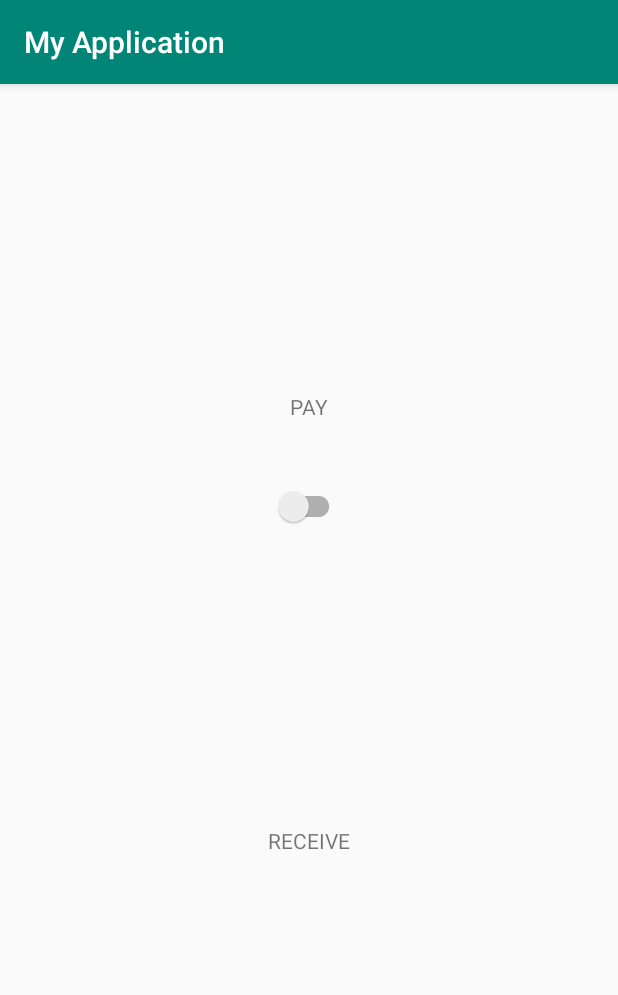
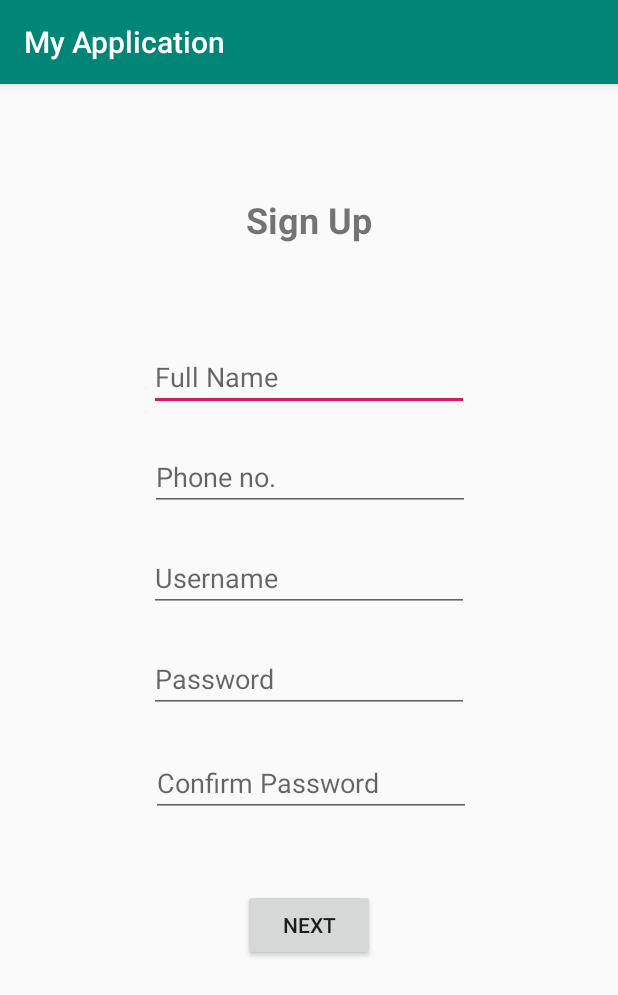
Before and after one commit to finalCall/AutoCred, an Android app: the screen it shows after launch (paySpinner before the commit, signupView after it), after a tap on "SIGN UP", on a phone screen of 412 x 824 dp. Shown: the top 995 px of the screen. Run offline under Robolectric (Android 15) with nearby library versions, the phone set to English and light mode, and no system bars; plain views replace ToggleSwitchButton.

Commit message:
Initialize Signup view

```diff
--- a/app/src/main/AndroidManifest.xml
+++ b/app/src/main/AndroidManifest.xml
@@ -9,7 +9,8 @@
         android:roundIcon="@mipmap/ic_launcher_round"
         android:supportsRtl="true"
         android:theme="@style/AppTheme">
-        <activity android:name=".recieveActivity"></activity>
+        <activity android:name=".signupView"></activity>
+        <activity android:name=".recieveActivity" />
         <activity android:name=".payActivity" />
         <activity android:name=".paySpinner" />
         <activity android:name=".MainActivity">
--- a/app/src/main/java/com/dhruv/app/MainActivity.java
+++ b/app/src/main/java/com/dhruv/app/MainActivity.java
@@ -30,7 +30,7 @@ public class MainActivity extends AppCompatActivity {
         signupbtn.setOnClickListener(new View.OnClickListener() {
             @Override
             public void onClick(View v) {
-                Intent i = new Intent(getApplicationContext(),paySpinner.class);
+                Intent i = new Intent(getApplicationContext(),signupView.class);
                 startActivity(i);
             }
         });
--- /dev/null
+++ b/app/src/main/java/com/dhruv/app/signupView.java
@@ -0,0 +1,25 @@
+package com.dhruv.app;
+
+import androidx.appcompat.app.AppCompatActivity;
+
+import android.os.Bundle;
+import android.view.View;
+import android.widget.Button;
+
+public class signupView extends AppCompatActivity {
+
+    @Override
+    protected void onCreate(Bundle savedInstanceState) {
+        super.onCreate(savedInstanceState);
+        setContentView(R.layout.activity_signup_view);
+
+        Button nextbtn = (Button) findViewById(R.id.nextbtn);
+
+        nextbtn.setOnClickListener(new View.OnClickListener() {
+            @Override
+            public void onClick(View v) {
+
+            }
+        });
+    }
+}
--- a/app/src/main/res/layout/activity_main.xml
+++ b/app/src/main/res/layout/activity_main.xml
@@ -23,7 +23,7 @@
         android:layout_height="46dp"
         android:layout_marginTop="55dp"
         android:text="Auto Cred"
-        android:textSize="20sp"
+        android:textSize="25sp"
         android:textStyle="bold"
         app:layout_constraintEnd_toEndOf="parent"
         app:layout_constraintStart_toStartOf="parent"
--- /dev/null
+++ b/app/src/main/res/layout/activity_signup_view.xml
@@ -0,0 +1,92 @@
+<?xml version="1.0" encoding="utf-8"?>
+<androidx.constraintlayout.widget.ConstraintLayout xmlns:android="http://schemas.android.com/apk/res/android"
+    xmlns:app="http://schemas.android.com/apk/res-auto"
+    xmlns:tools="http://schemas.android.com/tools"
+    android:layout_width="match_parent"
+    android:layout_height="match_parent"
+    tools:context="com.dhruv.app.signupView">
+
+    <TextView
+        android:id="@+id/textView"
+        android:layout_width="wrap_content"
+        android:layout_height="wrap_content"
+        android:layout_marginTop="74dp"
+        android:text="Sign Up"
+        android:textSize="24sp"
+        android:textStyle="bold"
+        app:layout_constraintEnd_toEndOf="parent"
+        app:layout_constraintStart_toStartOf="parent"
+        app:layout_constraintTop_toTopOf="parent" />
+
+    <EditText
+        android:id="@+id/userfullname"
+        android:layout_width="wrap_content"
+        android:layout_height="wrap_content"
+        android:layout_marginBottom="21dp"
+        android:ems="10"
+        android:hint="Full Name"
+        android:inputType="textPersonName"
+        app:layout_constraintBottom_toTopOf="@+id/userNumber"
+        app:layout_constraintEnd_toEndOf="parent"
+        app:layout_constraintStart_toStartOf="parent" />
+
+    <EditText
+        android:id="@+id/username"
+        android:layout_width="wrap_content"
+        android:layout_height="wrap_content"
+        android:layout_marginTop="22dp"
+        android:ems="10"
+        android:inputType="textPersonName"
+        android:hint="Username"
+        app:layout_constraintEnd_toEndOf="parent"
+        app:layout_constraintStart_toStartOf="parent"
+        app:layout_constraintTop_toBottomOf="@+id/userNumber" />
+
+    <EditText
+        android:id="@+id/userNumber"
+        android:layout_width="wrap_content"
+        android:layout_height="wrap_content"
+        android:layout_marginTop="239dp"
+        android:hint="Phone no."
+        android:ems="10"
+        android:inputType="phone"
+        app:layout_constraintEnd_toEndOf="parent"
+        app:layout_constraintHorizontal_bias="0.505"
+        app:layout_constraintStart_toStartOf="parent"
+        app:layout_constraintTop_toTopOf="parent" />
+
+    <EditText
+        android:id="@+id/userPassword"
+        android:layout_width="wrap_content"
+        android:layout_height="wrap_content"
+        android:layout_marginTop="22dp"
+        android:ems="10"
+        android:inputType="textPassword"
+        android:hint="Password"
+        app:layout_constraintEnd_toEndOf="parent"
+        app:layout_constraintStart_toStartOf="parent"
+        app:layout_constraintTop_toBottomOf="@+id/username" />
+
+    <EditText
+        android:id="@+id/userPasswordConfirm"
+        android:layout_width="wrap_content"
+        android:layout_height="wrap_content"
+        android:layout_marginStart="1dp"
+        android:layout_marginTop="24dp"
+        android:ems="10"
+        android:inputType="textPassword"
+        android:hint="Confirm Password"
+        app:layout_constraintStart_toStartOf="@+id/userPassword"
+        app:layout_constraintTop_toBottomOf="@+id/userPassword" />
+
+    <Button
+        android:id="@+id/nextbtn"
+        android:layout_width="wrap_content"
+        android:layout_height="wrap_content"
+        android:layout_marginTop="48dp"
+        android:text="Next"
+        app:layout_constraintEnd_toEndOf="parent"
+        app:layout_constraintStart_toStartOf="parent"
+        app:layout_constraintTop_toBottomOf="@+id/userPasswordConfirm" />
+
+</androidx.constraintlayout.widget.ConstraintLayout>
```
